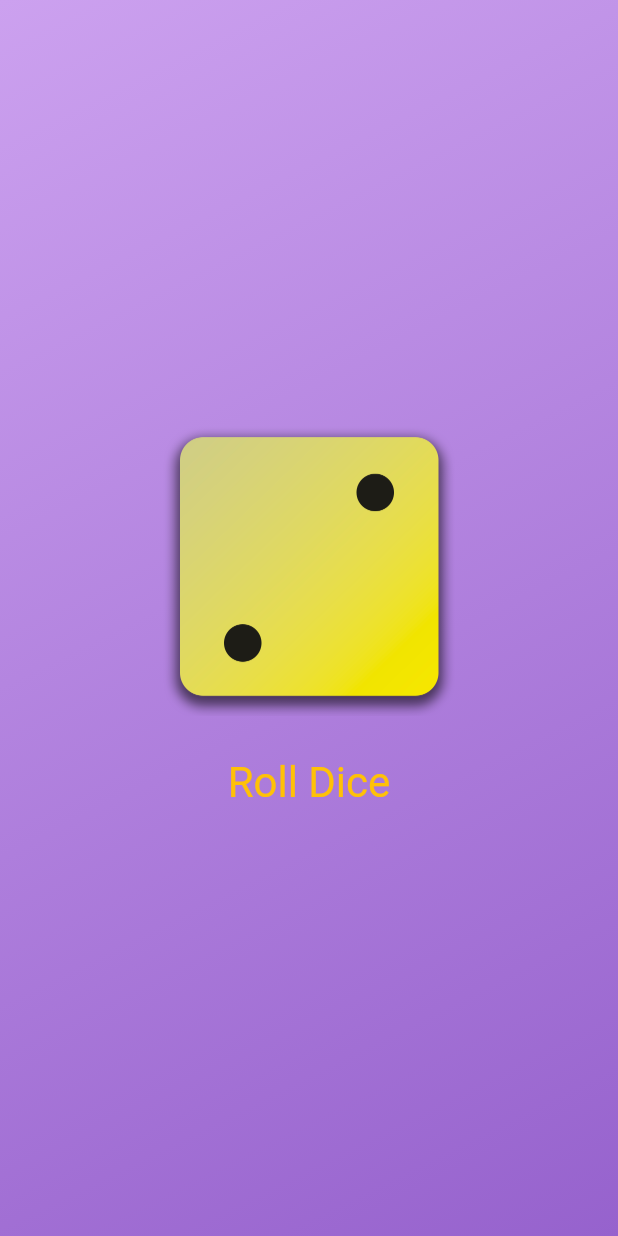
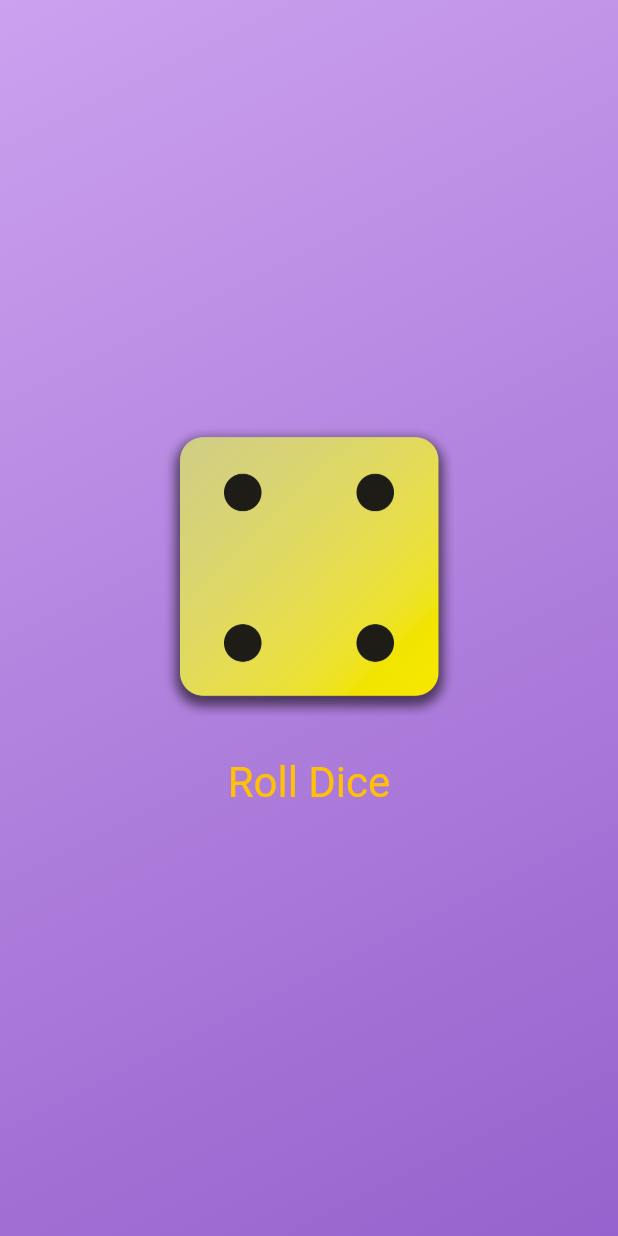
Before and after one commit to AndreeaMagda/flutter-and-dart-course, a Flutter app: the screen it shows after launch, after a tap on "Roll Dice", on a phone screen of 412 x 824 dp. Run offline on Flutter 3.47's test engine with Material 3 defaults, Android fonts, the phone set to English and light mode, and no system bars.

```diff
--- /dev/null
+++ b/lib/dice_roller.dart
@@ -0,0 +1,47 @@
+import 'package:flutter/material.dart';
+
+class DiceRoller extends StatefulWidget{
+  @override
+  State<DiceRoller> createState(){
+return _DiceRollerState();
+  }
+}
+
+
+class _DiceRollerState extends State<DiceRoller>{
+
+  var activeDiceImage='assets/images/dice-2.png';
+
+  void rollDice() {
+    setState(() {
+       activeDiceImage ='assets/images/dice-4.png';
+    });
+
+
+  }
+
+  @override
+ Widget build(context){
+  return Column(
+          mainAxisSize: MainAxisSize.min,
+          children: [
+            Image.asset(
+             activeDiceImage,
+              width: 200,
+            ),
+            const SizedBox(
+              height: 20,
+            ),
+            TextButton(
+              onPressed: rollDice,
+              style: TextButton.styleFrom(
+                // padding: const  EdgeInsets.only(top: 20),
+                foregroundColor: Colors.amber,
+                textStyle: const TextStyle(fontSize: 28),
+              ),
+              child: const Text('Roll Dice'),
+            )
+          ],
+        );
+ }
+}
--- a/lib/gradient_container.dart
+++ b/lib/gradient_container.dart
@@ -1,10 +1,11 @@
 import 'package:flutter/material.dart';
+import 'package:my_project/dice_roller.dart';
 
 const startAlignnnet = Alignment.topLeft;
 const endAlignment = Alignment.bottomRight;
 
 class GradientContainer extends StatelessWidget {
-  const GradientContainer(this.colorStart, this.colorEnd, {super.key});
+   const GradientContainer(this.colorStart, this.colorEnd, {super.key});
 
   const GradientContainer.purple({super.key})
       : colorStart = Colors.deepPurple,
@@ -13,7 +14,6 @@ class GradientContainer extends StatelessWidget {
   final Color colorStart;
   final Color colorEnd;
 
-  void rollDice() {}
 
 // method 1
   @override
@@ -30,27 +30,7 @@ class GradientContainer extends StatelessWidget {
         ),
       ),
       child: Center(
-        child: Column(
-          mainAxisSize: MainAxisSize.min,
-          children: [
-            Image.asset(
-              'assets/images/dice-2.png',
-              width: 200,
-            ),
-            const SizedBox(
-              height: 20,
-            ),
-            TextButton(
-              onPressed: rollDice,
-              style: TextButton.styleFrom(
-                // padding: const  EdgeInsets.only(top: 20),
-                foregroundColor: Colors.amber,
-                textStyle: const TextStyle(fontSize: 28),
-              ),
-              child: const Text('Roll Dice'),
-            )
-          ],
-        ),
+       child:DiceRoller(),
       ),
     );
   }
```
Also changed, not shown: 1 other file.
